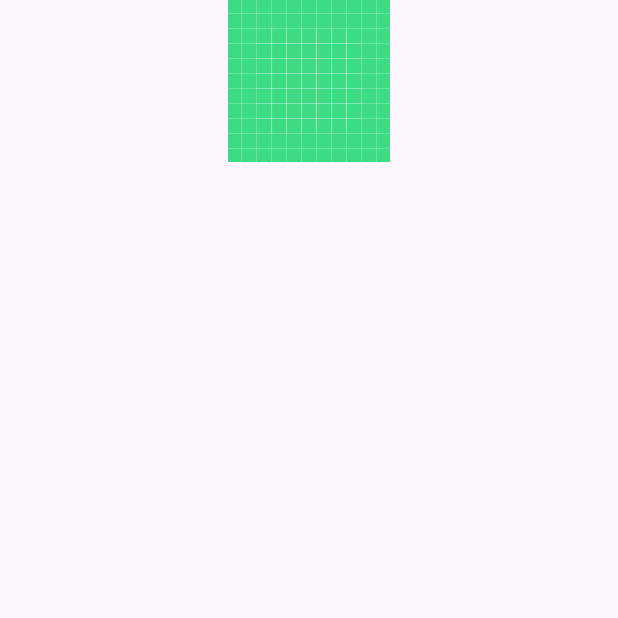
After one commit to kyoutae1234/wifiConnector, an Android app: the ConnectActivity screen opened directly, with no data from a screen before it, on a phone screen of 412 x 824 dp, the top half of it. The commit adds this screen. Run offline under Robolectric (Android 15) with nearby library versions, the phone set to English and light mode, and no system bars.

Commit message:
CropActivity, ConnectActivity(Temp)

```diff
--- a/app/build.gradle.kts
+++ b/app/build.gradle.kts
@@ -36,7 +36,9 @@ android {
 }
 
 dependencies {
-
+    implementation("com.vanniktech:android-image-cropper:4.5.0")
+    implementation("org.jetbrains.kotlinx:kotlinx-coroutines-core:1.7.3")
+    implementation("org.jetbrains.kotlinx:kotlinx-coroutines-android:1.7.3")
     implementation(libs.androidx.core.ktx)
     implementation(libs.androidx.appcompat)
     implementation(libs.material)
--- a/app/src/main/AndroidManifest.xml
+++ b/app/src/main/AndroidManifest.xml
@@ -35,6 +35,7 @@
             </intent-filter>
         </activity>
         <activity android:name=".CropActivity" />
+        <activity android:name=".ConnectActivity"/>
         <provider
             android:name="androidx.core.content.FileProvider"
             android:authorities="${applicationId}.fileprovider"
--- /dev/null
+++ b/app/src/main/java/com/example/wificonnector/ConnectActivity.kt
@@ -0,0 +1,31 @@
+package com.example.wificonnector
+
+import android.net.Uri
+import android.os.Bundle
+import android.util.Log
+import android.widget.ImageView
+import android.widget.Toast
+import androidx.appcompat.app.AppCompatActivity
+import java.io.File
+
+class ConnectActivity : AppCompatActivity() {
+    lateinit var image: File
+    override fun onCreate(savedInstanceState: Bundle?) {
+        super.onCreate(savedInstanceState)
+        setContentView(R.layout.activity_connect)
+        val imagePath = intent.getStringExtra("image_path")
+
+        if (imagePath != null) {
+            image = File(imagePath)
+
+            val imageView = findViewById<ImageView>(R.id.image1)
+            if (image.exists()) {
+                Log.d(TAG, "ConnectActivity/onCreate: ${image.path}, $imageView")
+                imageView.setImageURI(Uri.fromFile(image))
+            }
+        }
+        else {
+            Toast.makeText(this, "err", Toast.LENGTH_SHORT).show()
+        }
+    }
+}
--- /dev/null
+++ b/app/src/main/res/layout/activity_connect.xml
@@ -0,0 +1,13 @@
+<?xml version="1.0" encoding="utf-8"?>
+<LinearLayout xmlns:android="http://schemas.android.com/apk/res/android"
+    xmlns:app="http://schemas.android.com/apk/res-auto"
+    android:layout_width="match_parent"
+    android:layout_height="match_parent">
+
+    <ImageView
+        android:id="@+id/image1"
+        android:layout_width="wrap_content"
+        android:layout_height="wrap_content"
+        android:layout_weight="1"
+        app:srcCompat="@drawable/ic_launcher_background" />
+</LinearLayout>
```
Also changed, not shown: app/src/main/java/com/example/wificonnector/CropActivity.kt (+65 -3 lines), app/src/main/res/layout/activity_crop.xml (+42 -2 lines).
